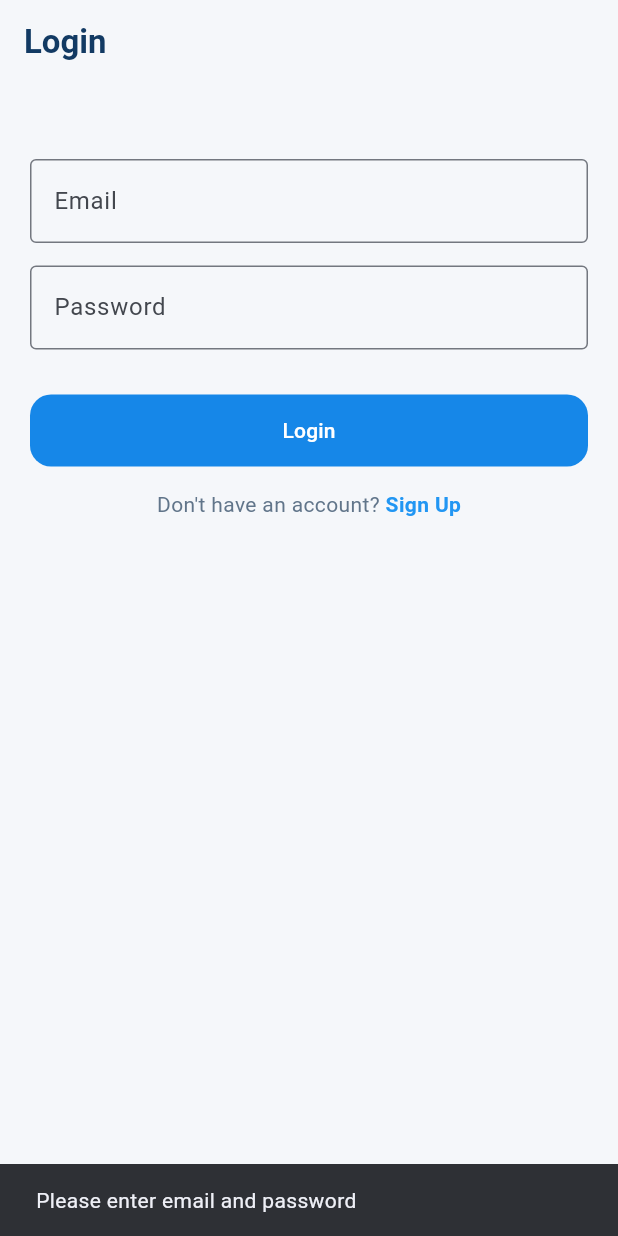
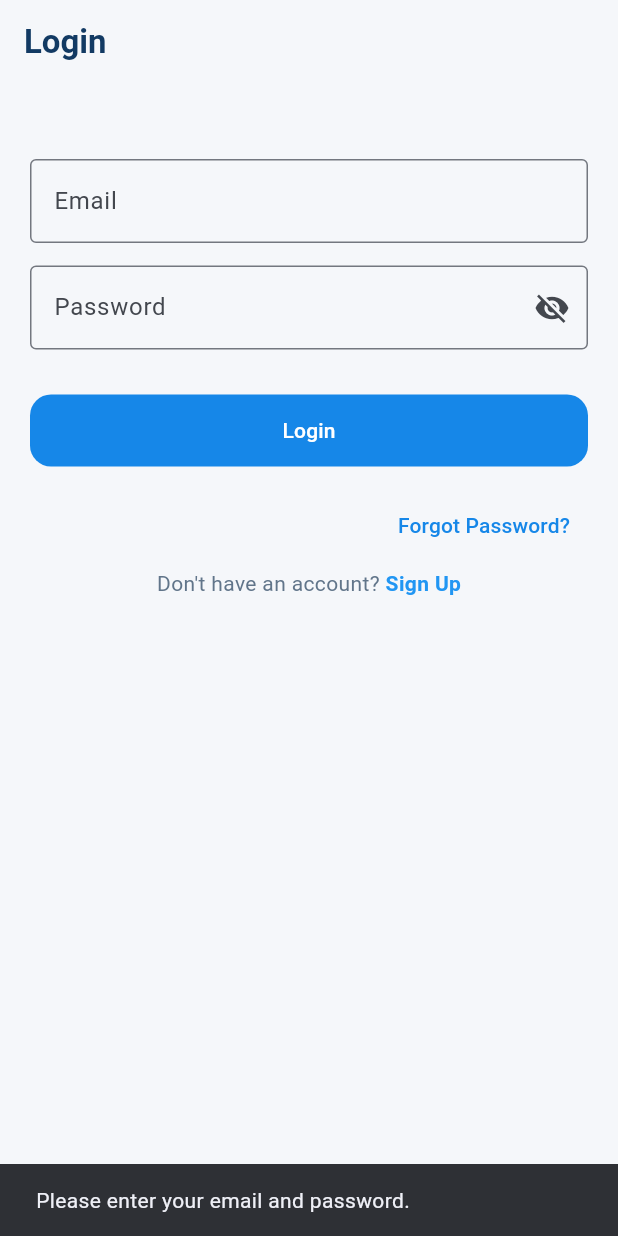
Before and after one commit to xianluan0901-maker/fuelwise, a Flutter app: the screen it shows after launch, after a tap on "Login", on a phone screen of 412 x 824 dp. Run offline on Flutter 3.47's test engine with Material 3 defaults, Android fonts, the phone set to English and light mode, and no system bars; our stand-ins replace fl_chart, geolocator, image_picker, qr_flutter, shared_preferences, sqflite and 2 more; accounts and stored records are empty.

Commit message:
Add password reset functionality

```diff
--- a/lib/features/user_account/screens/login_screen.dart
+++ b/lib/features/user_account/screens/login_screen.dart
@@ -1,9 +1,8 @@
 import 'package:flutter/material.dart';
-//import 'package:fuelwisee/shared/widgets/main_navigation.dart';
-import '../../fuel_price/screens/home_screen.dart';
+import 'package:supabase_flutter/supabase_flutter.dart';
+
 import 'signup_screen.dart';
-import '../../../shared/widgets/main_navigation.dart';
-import 'package:supabase_flutter/supabase_flutter.dart';
+import 'forgot_password_screen.dart';
 
 class LoginScreen extends StatefulWidget {
   const LoginScreen({super.key});
@@ -16,10 +15,15 @@ class _LoginScreenState extends State<LoginScreen> {
   final emailController = TextEditingController();
   final passwordController = TextEditingController();
 
+  bool isLoading = false;
+  bool _obscurePassword = true;
+
   @override
   Widget build(BuildContext context) {
     return Scaffold(
-      appBar: AppBar(title: const Text("Login")),
+      appBar: AppBar(
+        title: const Text("Login"),
+      ),
 
       body: Padding(
         padding: const EdgeInsets.all(20),
@@ -33,16 +37,29 @@ class _LoginScreenState extends State<LoginScreen> {
                 labelText: "Email",
                 border: OutlineInputBorder(),
               ),
+              keyboardType: TextInputType.emailAddress,
             ),
 
             const SizedBox(height: 15),
 
             TextField(
               controller: passwordController,
-              obscureText: true,
-              decoration: const InputDecoration(
+              obscureText: _obscurePassword,
+              decoration: InputDecoration(
                 labelText: "Password",
-                border: OutlineInputBorder(),
+                border: const OutlineInputBorder(),
+                suffixIcon: IconButton(
+                  icon: Icon(
+                    _obscurePassword
+                        ? Icons.visibility_off
+                        : Icons.visibility,
+                  ),
+                  onPressed: () {
+                    setState(() {
+                      _obscurePassword = !_obscurePassword;
+                    });
+                  },
+                ),
               ),
             ),
 
@@ -51,11 +68,40 @@ class _LoginScreenState extends State<LoginScreen> {
             SizedBox(
               width: double.infinity,
               child: ElevatedButton(
-                onPressed: login,
-                child: const Text("Login"),
+                onPressed: isLoading ? null : login,
+                child: isLoading
+                    ? const SizedBox(
+                  width: 20,
+                  height: 20,
+                  child: CircularProgressIndicator(
+                    strokeWidth: 2,
+                  ),
+                )
+                    : const Text("Login"),
               ),
             ),
+
             const SizedBox(height: 15),
+
+            Align(
+              alignment: Alignment.centerRight,
+              child: TextButton(
+                onPressed: () {
+                  Navigator.push(
+                    context,
+                    MaterialPageRoute(
+                      builder: (context) =>
+                      const ForgotPasswordScreen(),
+                    ),
+                  );
+                },
+                child: const Text(
+                  'Forgot Password?',
+                ),
+              ),
+            ),
+
+            const SizedBox(height: 5),
 
             Row(
               mainAxisAlignment: MainAxisAlignment.center,
@@ -67,11 +113,11 @@ class _LoginScreenState extends State<LoginScreen> {
                     Navigator.push(
                       context,
                       MaterialPageRoute(
-                        builder: (context) => const SignupScreen(),
+                        builder: (context) =>
+                        const SignupScreen(),
                       ),
                     );
                   },
-
                   child: const Text(
                     "Sign Up",
                     style: TextStyle(
@@ -89,63 +135,75 @@ class _LoginScreenState extends State<LoginScreen> {
   }
 
   Future<void> login() async {
-    final String email = emailController.text.trim();
-    final String password = passwordController.text;
+    print("LOGIN BUTTON CLICKED");
 
-    // Check empty input
+    setState(() {
+      isLoading = true;
+    });
+
+    try {
+      final email = emailController.text.trim();
+      final password = passwordController.text;
+
       if (email.isEmpty || password.isEmpty) {
         ScaffoldMessenger.of(context).showSnackBar(
           const SnackBar(
-          content: Text("Please enter email and password"),
+            content: Text(
+              'Please enter your email and password.',
+            ),
           ),
         );
         return;
       }
 
-    try {
-      final supabase = Supabase.instance.client;
-
-      // Login using Supabase Auth
-      final response = await supabase.auth.signInWithPassword(
+      final response =
+      await Supabase.instance.client.auth.signInWithPassword(
         email: email,
         password: password,
       );
 
-      // Check whether login was successful
       if (response.user != null) {
         print("LOGIN SUCCESS");
         print("USER ID: ${response.user!.id}");
         print("EMAIL: ${response.user!.email}");
 
-        if (mounted) {
-          Navigator.pushReplacement(
-            context,
-            MaterialPageRoute(
-              builder: (context) => const MainNavigation(),
-            ),
-          );
-        }
+        // Do NOT navigate manually.
+        // AuthGate will detect the new session
+        // and show BottomNavBar automatically.
       }
     } on AuthException catch (e) {
-      print("LOGIN ERROR: ${e.message}");
+      print("LOGIN FAILED: ${e.message}");
 
-      if (mounted) {
+      if (!mounted) return;
+
       ScaffoldMessenger.of(context).showSnackBar(
         SnackBar(
           content: Text(e.message),
         ),
       );
-      }
     } catch (e) {
       print("LOGIN ERROR: $e");
 
-      if (mounted) {
+      if (!mounted) return;
+
       ScaffoldMessenger.of(context).showSnackBar(
-          const SnackBar(
-            content: Text("Something went wrong."),
+        SnackBar(
+          content: Text('Login failed: $e'),
         ),
       );
+    } finally {
+      if (mounted) {
+        setState(() {
+          isLoading = false;
+        });
       }
     }
   }
+
+  @override
+  void dispose() {
+    emailController.dispose();
+    passwordController.dispose();
+    super.dispose();
   }
+}
--- a/lib/main.dart
+++ b/lib/main.dart
@@ -4,7 +4,7 @@ import 'package:supabase_flutter/supabase_flutter.dart';
 
 import 'features/user_account/screens/login_screen.dart';
 import 'features/fuel_price/screens/home_screen.dart';
-
+import 'features/user_account/screens/reset_password_screen.dart';
 
 Future<void> main() async {
   WidgetsFlutterBinding.ensureInitialized();
@@ -12,6 +12,9 @@ Future<void> main() async {
   await Supabase.initialize(
     url: 'https://bqwvctzyijyfdefjrubj.supabase.co',
     publishableKey: 'sb_publishable_CabkXlDKHbbDH_rsTBL_nQ_JGsMugax',
+    authOptions: const FlutterAuthClientOptions(
+      authFlowType: AuthFlowType.pkce,
+    ),
   );
 
   runApp(const MainApp());
@@ -24,9 +27,8 @@ class MainApp extends StatefulWidget {
   State<MainApp> createState() => _MainAppState();
 }
 
+
 class _MainAppState extends State<MainApp> {
-
-
   @override
   Widget build(BuildContext context) {
     const primaryBlue = Color(0xFF1687E8);
@@ -99,23 +101,74 @@ class _MainAppState extends State<MainApp> {
     );
   }
 }
+class AuthGate extends StatefulWidget {
+  const AuthGate({super.key});
 
-class AuthGate extends StatelessWidget {
-  const AuthGate({super.key});
+  @override
+  State<AuthGate> createState() => _AuthGateState();
+}
+
+class _AuthGateState extends State<AuthGate> {
+  bool isPasswordRecovery = false;
+  bool recoveryNavigationDone = false;
 
   @override
   Widget build(BuildContext context) {
     return StreamBuilder<AuthState>(
       stream: Supabase.instance.client.auth.onAuthStateChange,
       builder: (context, snapshot) {
+        if (snapshot.hasData) {
+          final event = snapshot.data!.event;
+
+          debugPrint('AUTH EVENT: $event');
+          debugPrint(
+            'SESSION EXISTS: ${snapshot.data!.session != null}',
+          );
+
+          if (event == AuthChangeEvent.passwordRecovery) {
+            debugPrint('PASSWORD RECOVERY DETECTED');
+
+            isPasswordRecovery = true;
+
+            if (!recoveryNavigationDone) {
+              recoveryNavigationDone = true;
+
+              WidgetsBinding.instance.addPostFrameCallback((_) {
+                if (!mounted) return;
+
+                Navigator.of(context).pushAndRemoveUntil(
+                  MaterialPageRoute(
+                    builder: (context) =>
+                    const ResetPasswordScreen(),
+                  ),
+                      (route) => route.isFirst,
+                );
+              });
+            }
+          }
+
+          if (event == AuthChangeEvent.signedOut) {
+            debugPrint('USER SIGNED OUT');
+
+            isPasswordRecovery = false;
+            recoveryNavigationDone = false;
+          }
+        }
+
+        if (isPasswordRecovery) {
+          return const ResetPasswordScreen();
+        }
+
         final session =
             snapshot.data?.session ??
                 Supabase.instance.client.auth.currentSession;
 
         if (session != null) {
+          debugPrint('SHOWING BOTTOM NAV');
           return const BottomNavBar();
         }
 
+        debugPrint('SHOWING LOGIN');
         return const LoginScreen();
       },
     );
```
Also changed, not shown: lib/features/user_account/screens/forgot_password_screen.dart (added, +158 -0 lines), lib/features/user_account/screens/reset_password_screen.dart (added, +220 -0 lines), 1 other file. Lines whose indentation alone changed are shown as unchanged.
